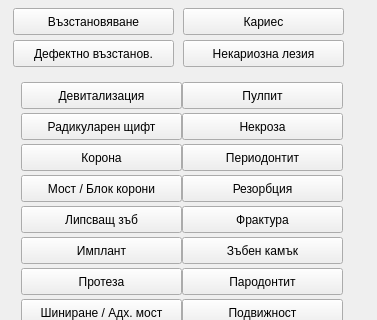
thefinalcutbg/DinoDent, file src/View/SubWidgets/ControlPanel.ui: the form before one commit; both pictures show x 0 to 377 and y 0 to 320 of the 377 by 499 pixel window.
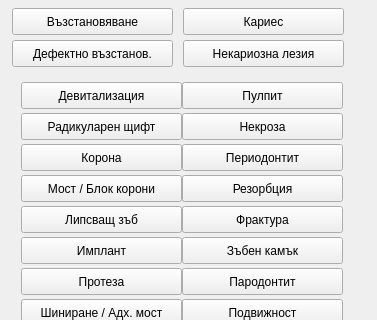
The form after the commit. Custom widgets are drawn as their Qt base class.

The edit to the form file:
```diff
--- a/src/View/SubWidgets/ControlPanel.ui
+++ b/src/View/SubWidgets/ControlPanel.ui
@@ -50,7 +50,7 @@
   <widget class="StatusButton" name="Restoration">
    <property name="geometry">
     <rect>
-     <x>13</x>
+     <x>12</x>
      <y>8</y>
      <width>161</width>
      <height>27</height>
@@ -789,7 +789,7 @@
   <widget class="StatusButton" name="DefResto">
    <property name="geometry">
     <rect>
-     <x>13</x>
+     <x>12</x>
      <y>40</y>
      <width>161</width>
      <height>27</height>
```
